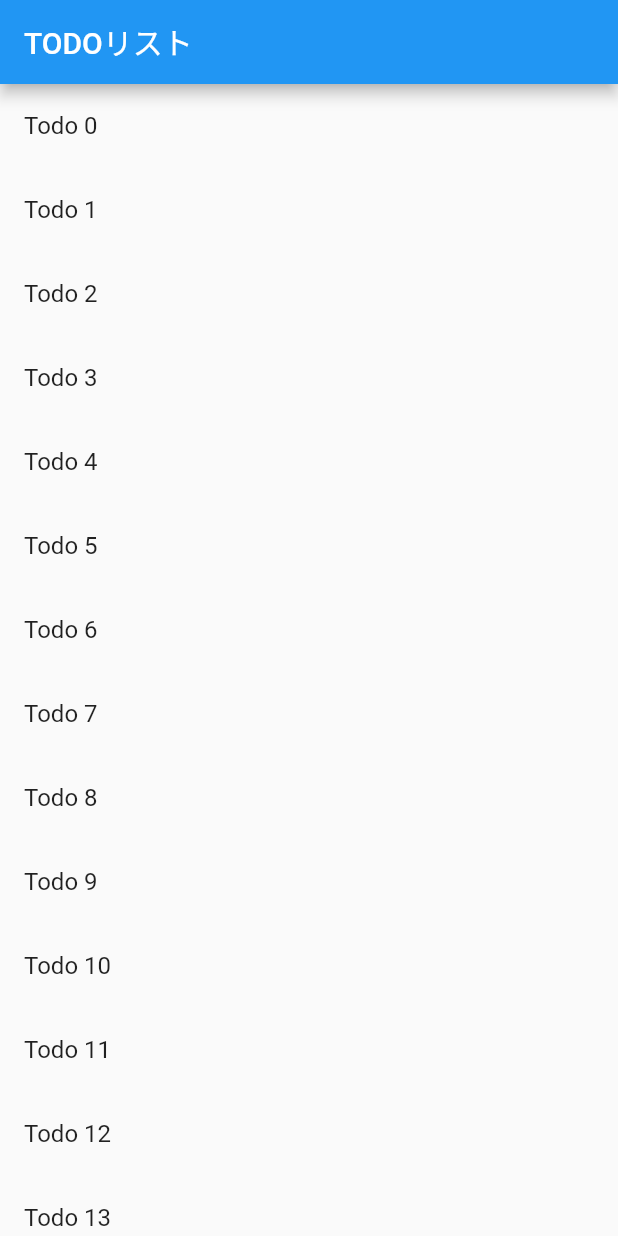
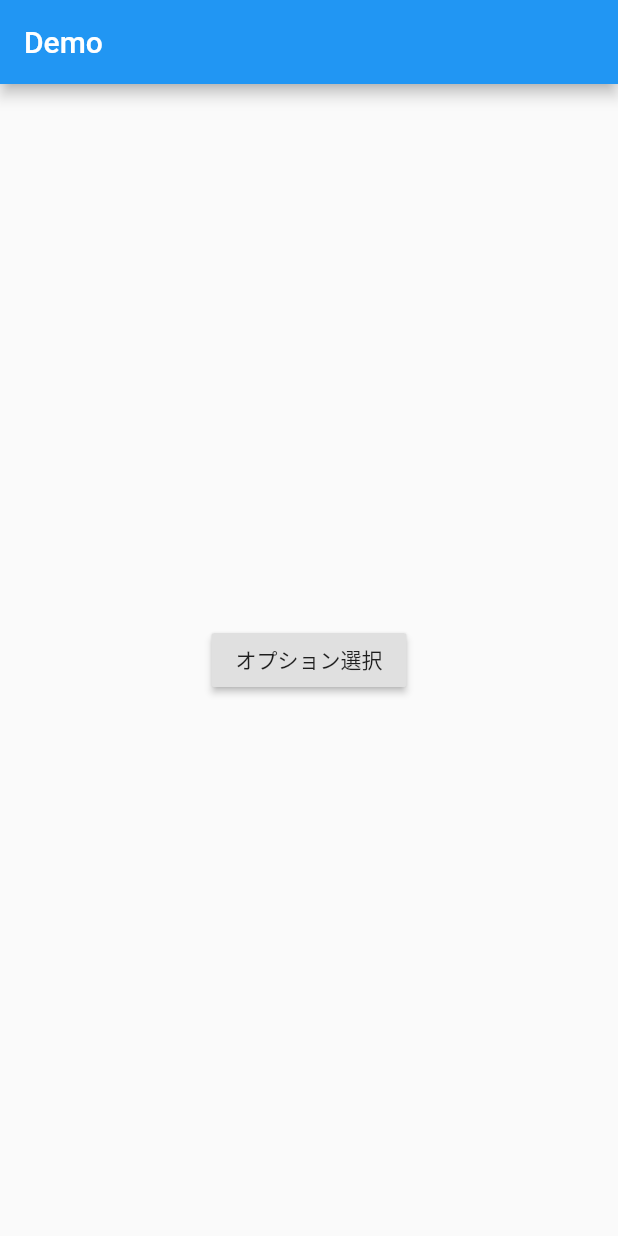
Before and after one commit to tsukahara-hirokazu/flutter-sample, a Flutter app: the screen it shows after launch, on a phone screen of 412 x 824 dp. Run offline on Flutter 3.47's test engine with Material 2 defaults, Android fonts, the phone set to English and light mode, and no system bars.

Commit message:
Navigation on Passing the data from previous page

```diff
--- a/lib/main.dart
+++ b/lib/main.dart
@@ -1,13 +1,4 @@
 import 'package:flutter/material.dart';
-
-class Todo {
-  final String title;
-  final String description;
-
-  Todo({@required this.title, @required this.description})
-      : assert(title != null),
-        assert(description != null);
-}
 
 void main() => runApp(MyApp());
 
@@ -15,60 +6,72 @@ class MyApp extends StatelessWidget {
   @override
   Widget build(BuildContext context) => MaterialApp(
         title: "Navigation",
-        home: TodoScreen(
-            todos: List<Todo>.generate(
-          20,
-          (i) => Todo(title: "$Todo $i", description: "Todo $i の詳細"),
-        )),
+        home: HomeScreen(),
       );
 }
 
-class TodoScreen extends StatelessWidget {
-  final List<Todo> _todos;
-
-  TodoScreen({Key key, @required List<Todo> todos})
-      : assert(todos != null),
-        this._todos = todos,
-        super(key: key);
-
+class HomeScreen extends StatelessWidget {
   @override
   Widget build(BuildContext context) => Scaffold(
         appBar: AppBar(
-          title: Text("TODOリスト"),
+          title: Text("Demo"),
         ),
-        body: ListView.builder(
-          itemCount: _todos.length,
-          itemBuilder: (context, index) => ListTile(
-            title: Text(_todos[index].title),
-            onTap: () {
-              Navigator.push(
-                context,
-                MaterialPageRoute(
-                  builder: (context) => DetailScreen(todo: _todos[index]),
+        body: Center(child: SelectionButton()),
+      );
+}
+
+class SelectionButton extends StatelessWidget {
+  @override
+  Widget build(BuildContext context) => RaisedButton(
+        onPressed: () {
+          _navigateAndDisplaySelection(context);
+        },
+        child: Text("オプション選択"),
+      );
+
+  Future<void> _navigateAndDisplaySelection(BuildContext context) async {
+    final result = await Navigator.push(
+      context,
+      MaterialPageRoute(
+        builder: (context) => SelectionScreen(),
+      ),
+    );
+    Scaffold.of(context)
+      ..removeCurrentSnackBar()
+      ..showSnackBar(SnackBar(content: Text(result)));
+  }
+}
+
+class SelectionScreen extends StatelessWidget {
+  @override
+  Widget build(BuildContext context) => Scaffold(
+        appBar: AppBar(
+          title: Text("選択してください"),
+        ),
+        body: Center(
+          child: Column(
+            mainAxisAlignment: MainAxisAlignment.center,
+            children: <Widget>[
+              Padding(
+                padding: EdgeInsets.all(8.0),
+                child: RaisedButton(
+                  onPressed: () {
+                    Navigator.pop(context, "選択肢1");
+                  },
+                  child: Text("選択肢1"),
                 ),
-              );
-            },
+              ),
+              Padding(
+                padding: EdgeInsets.all(8.0),
+                child: RaisedButton(
+                  onPressed: () {
+                    Navigator.pop(context, "選択肢2");
+                  },
+                  child: Text("選択肢2"),
+                ),
+              ),
+            ],
           ),
         ),
       );
 }
-
-class DetailScreen extends StatelessWidget {
-  final Todo _todo;
-
-  DetailScreen({Key key, @required Todo todo})
-      : assert(todo != null),
-        this._todo = todo,
-        super(key: key);
-
-  @override
-  Widget build(BuildContext context) => Scaffold(
-        appBar: AppBar(
-          title: Text(_todo.title),
-        ),
-        body: Padding(
-          padding: EdgeInsets.all(16.0),
-          child: Text(_todo.description),
-        ),
-      );
-}
```
